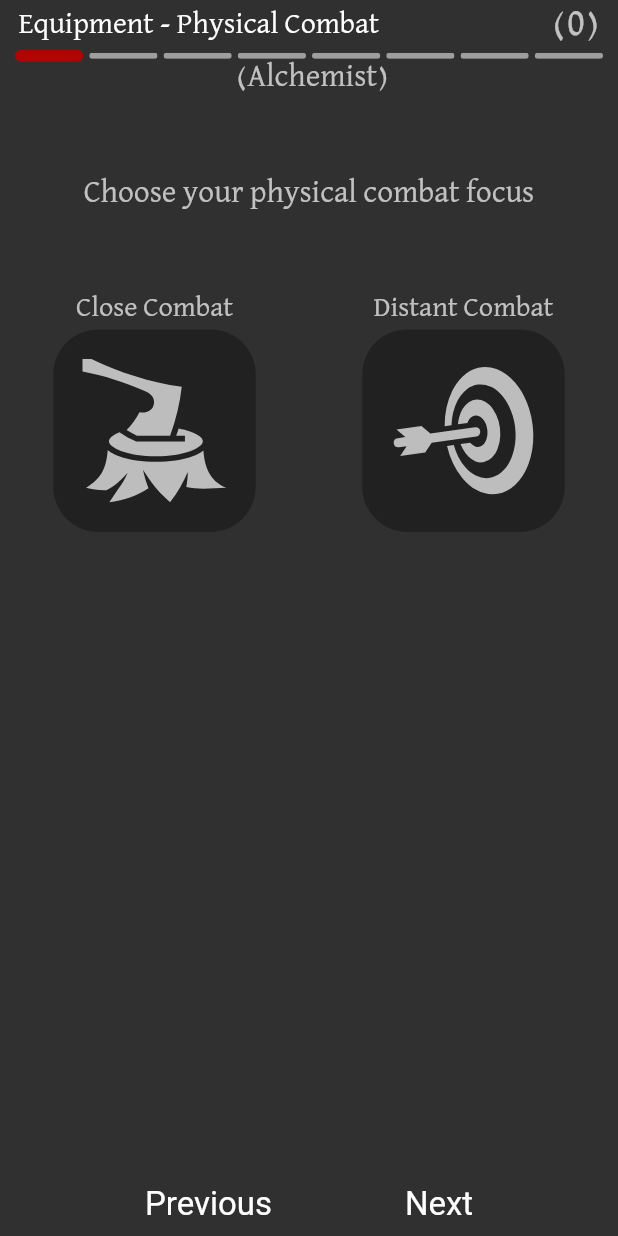
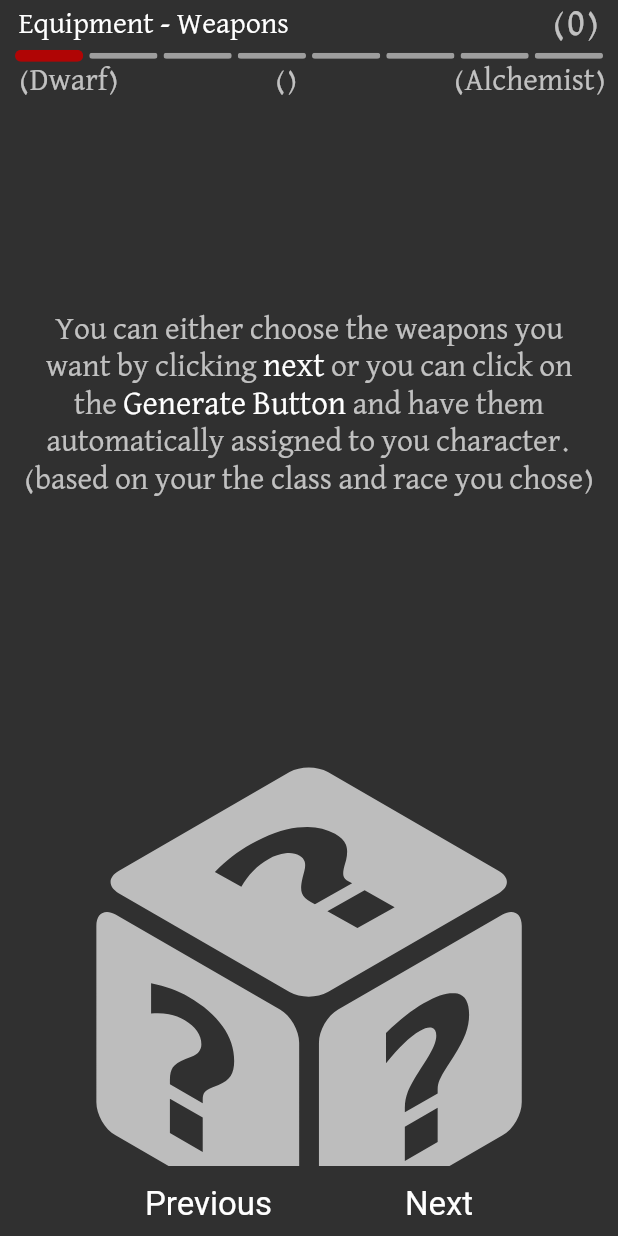
Before and after one commit to M-antunes/fantasy_name_generator, a Flutter app: the EquipDevelopMentPage screen opened directly with empty values, on a phone screen of 412 x 824 dp. Run offline on Flutter 3.47's test engine with Material 2 defaults, Android fonts, the phone set to English and light mode, and no system bars; drawn by our look-alikes of step_progress_indicator; our stand-ins replace flutter_svg, shared_preferences; missing offline and left inert: animated_button; accounts and stored records are empty.

Commit message:
getting emergency weapon to be chosen and fixing name generation problem

```diff
--- a/lib/models/equip_models/equip_model.dart
+++ b/lib/models/equip_models/equip_model.dart
@@ -7,11 +7,13 @@ import 'weapon_model.dart';
 class EquipModel {
   final WeaponModel? primaryWeapon;
   final WeaponModel? secondaryWeapon;
+  final WeaponModel? emergencyWeapon;
   final ArmourModel? armour;
   final ArmourModel? shield;
   EquipModel({
     this.primaryWeapon,
     this.secondaryWeapon,
+    this.emergencyWeapon,
     this.armour,
     this.shield,
   });
@@ -19,12 +21,14 @@ class EquipModel {
   EquipModel copyWith({
     WeaponModel? primaryWeapon,
     WeaponModel? secondaryWeapon,
+    WeaponModel? emergencyWeapon,
     ArmourModel? armour,
     ArmourModel? shield,
   }) {
     return EquipModel(
       primaryWeapon: primaryWeapon ?? this.primaryWeapon,
       secondaryWeapon: secondaryWeapon ?? this.secondaryWeapon,
+      emergencyWeapon: emergencyWeapon ?? this.emergencyWeapon,
       armour: armour ?? this.armour,
       shield: shield ?? this.shield,
     );
@@ -34,6 +38,7 @@ class EquipModel {
     return {
       'primaryWeapon': primaryWeapon?.toMap(),
       'secondaryWeapon': secondaryWeapon?.toMap(),
+      'emergencyWeapon': emergencyWeapon?.toMap(),
       'armour': armour?.toMap(),
       'shield': shield?.toMap(),
     };
@@ -47,6 +52,9 @@ class EquipModel {
       secondaryWeapon: map['secondaryWeapon'] != null
           ? WeaponModel.fromMap(map['secondaryWeapon'])
           : null,
+      emergencyWeapon: map['emergencyWeapon'] != null
+          ? WeaponModel.fromMap(map['emergencyWeapon'])
+          : null,
       armour: map['armour'] != null ? ArmourModel.fromMap(map['armour']) : null,
       shield: map['shield'] != null ? ArmourModel.fromMap(map['shield']) : null,
     );
@@ -59,7 +67,7 @@ class EquipModel {
 
   @override
   String toString() {
-    return 'EquipModel(primaryWeapon: $primaryWeapon, secondaryWeapon: $secondaryWeapon, armour: $armour, shield: $shield)';
+    return 'EquipModel(primaryWeapon: $primaryWeapon, secondaryWeapon: $secondaryWeapon, emergencyWeapon: $emergencyWeapon, armour: $armour, shield: $shield)';
   }
 
   @override
@@ -69,6 +77,7 @@ class EquipModel {
     return other is EquipModel &&
         other.primaryWeapon == primaryWeapon &&
         other.secondaryWeapon == secondaryWeapon &&
+        other.emergencyWeapon == emergencyWeapon &&
         other.armour == armour &&
         other.shield == shield;
   }
@@ -77,6 +86,7 @@ class EquipModel {
   int get hashCode {
     return primaryWeapon.hashCode ^
         secondaryWeapon.hashCode ^
+        emergencyWeapon.hashCode ^
         armour.hashCode ^
         shield.hashCode;
   }
--- a/lib/modules/main_screens/equip_development_page.dart
+++ b/lib/modules/main_screens/equip_development_page.dart
@@ -11,7 +11,7 @@ import 'package:fantasy_name_generator/shared/widgets/app_animated_button.dart';
 import 'package:fantasy_name_generator/shared/widgets/call_message_snackbar.dart';
 
 import '../../shared/themes/app_text_styles.dart';
-import '../selection_sections/equip_selection_section/physical_combat_focus.dart';
+import '../selection_sections/equip_selection_section/weapon_choice.dart';
 import '../selection_sections/equip_selection_section/weapon_choice_section.dart';
 import 'widgets/equip_selection_label.dart';
 
@@ -43,9 +43,7 @@ class _EquipDevelopMentPageState extends State<EquipDevelopMentPage> {
             EquipSelectionLabel(
                 char: char,
                 size: size,
-                label: state.creationStage == 1
-                    ? "Equipment - Physical Combat"
-                    : state.creationStage == 2
+                label: state.creationStage == 1 || state.creationStage == 2
                     ? "Equipment - Weapons"
                     : state.creationStage == 3
                         ? "Equipment - Shield"
@@ -61,12 +59,21 @@ class _EquipDevelopMentPageState extends State<EquipDevelopMentPage> {
             EquipProgressionBar(
               controller: state,
             ),
-            Center(
-              child: Text(" (${char.charClass.name})",
+            Padding(
+              padding: const EdgeInsets.symmetric(horizontal: 8, vertical: 3),
+              child: Row(
+                mainAxisAlignment: MainAxisAlignment.spaceBetween,
+                children: [
+                  Text(" (${char.charRace.name})",
                       style: AppTextStyle.subTextGreyPlusSize),
+                  Text(" (${char.charName.fullName})",
+                      style: AppTextStyle.subTextGreyPlusSize),
+                  Text(" (${char.charClass.name})",
+                      style: AppTextStyle.subTextGreyPlusSize),
+                ],
               ),
-            if (state.creationStage == 1)
-              PhysicalCombatFocus(char: char, ctrl: state),
+            ),
+            if (state.creationStage == 1) WeaponChoice(),
             if (state.creationStage == 2) WeaponChoiceSection(char: char),
           ],
         );
@@ -93,11 +100,19 @@ class _EquipDevelopMentPageState extends State<EquipDevelopMentPage> {
                     label: "Confirm",
                     onTap: () {
                       state.updateSecondaryweaponType();
+                    }),
+              if (state.creationStage == 2 &&
+                  state.tempEmergencyWeaponTypeForSwitching != null &&
+                  state.chosenEmergencyWeaponType == null)
+                AppAnimatedButton(
+                    label: "Confirm",
+                    onTap: () {
+                      state.updateEmergencyweaponType();
                       Timer(const Duration(milliseconds: 1300),
                           (() => state.updateShowResetButton()));
                     }),
               if (state.creationStage == 2 &&
-                  state.chosenSecondaryWeaponType != null &&
+                  state.chosenEmergencyWeaponType != null &&
                   state.showResetButton)
                 AppAnimatedButton(
                     label: "Reset", onTap: () => state.resetChoices()),
--- a/lib/modules/selection_sections/equip_selection_section/physical_combat_focus.dart
+++ /dev/null
@@ -1,95 +0,0 @@
-import 'package:fantasy_name_generator/shared/constants/phone_sizes.dart';
-import 'package:fantasy_name_generator/shared/themes/app_colors.dart';
-import 'package:flutter/material.dart';
-import 'package:flutter_svg/flutter_svg.dart';
-
-import 'package:fantasy_name_generator/controllers/equip_controller.dart';
-import 'package:fantasy_name_generator/models/char_model.dart';
-import 'package:fantasy_name_generator/shared/themes/app_text_styles.dart';
-
-class PhysicalCombatFocus extends StatelessWidget {
-  final CharModel char;
-  final EquipController ctrl;
-  const PhysicalCombatFocus({
-    Key? key,
-    required this.char,
-    required this.ctrl,
-  }) : super(key: key);
-
-  @override
-  Widget build(BuildContext context) {
-    final size = MediaQuery.of(context).size;
-
-    return Column(
-      children: [
-        SizedBox(height: size.height * 0.07),
-        Text("Choose your physical combat focus",
-            style: AppTextStyle.subTextGreyPlusSize),
-        SizedBox(height: size.height * 0.07),
-        GridView.builder(
-            gridDelegate: const SliverGridDelegateWithFixedCrossAxisCount(
-              childAspectRatio: 10 / 8,
-              crossAxisCount: 2,
-            ),
-            itemCount: 2,
-            shrinkWrap: true,
-            itemBuilder: (context, index) {
-              var combatStyle = ctrl.listOfClasses.fightingStyle[index];
-              return InkWell(
-                splashColor: Colors.transparent,
-                child: FightStyleChoice(
-                  fightStyle: combatStyle.key,
-                  pic: combatStyle.value.value,
-                  color: combatStyle.value.key == true
-                      ? AppColors.primary
-                      : Colors.white70,
-                ),
-                onTap: () => ctrl.switchCombatStyle(combatStyle),
-              );
-            })
-      ],
-    );
-  }
-}
-
-class FightStyleChoice extends StatelessWidget {
-  final String fightStyle;
-  final String pic;
-  final Color color;
-  const FightStyleChoice({
-    Key? key,
-    required this.fightStyle,
-    required this.pic,
-    required this.color,
-  }) : super(key: key);
-
-  @override
-  Widget build(BuildContext context) {
-    return SizedBox(
-      child: Column(
-        children: [
-          Text(
-            fightStyle,
-            style: AppTextStyle.weaponSelectedText,
-            textAlign: TextAlign.center,
-          ),
-          const SizedBox(height: 5),
-          Container(
-            padding: const EdgeInsets.symmetric(horizontal: 10),
-            margin: const EdgeInsets.symmetric(horizontal: 12),
-            decoration: BoxDecoration(
-              color: Colors.grey[900],
-              borderRadius: BorderRadius.circular(30),
-            ),
-            height: deviceWidth! < 400 ? 100 : 135,
-            width: deviceWidth! < 400 ? 100 : 135,
-            child: SvgPicture.asset(
-              pic,
-              color: color,
-            ),
-          ),
-        ],
-      ),
-    );
-  }
-}
--- /dev/null
+++ b/lib/modules/selection_sections/equip_selection_section/weapon_choice.dart
@@ -0,0 +1,46 @@
+import 'package:fantasy_name_generator/shared/constants/phone_sizes.dart';
+import 'package:fantasy_name_generator/shared/themes/app_text_styles.dart';
+import 'package:fantasy_name_generator/shared/widgets/app_generate_button.dart';
+import 'package:flutter/material.dart';
+
+class WeaponChoice extends StatelessWidget {
+  const WeaponChoice({Key? key}) : super(key: key);
+
+  @override
+  Widget build(BuildContext context) {
+    return Padding(
+      padding: const EdgeInsets.all(15),
+      child: Column(
+        children: [
+          SizedBox(height: deviceHeight! * 0.15),
+          RichText(
+            strutStyle: const StrutStyle(height: 1.8),
+            textAlign: TextAlign.center,
+            text: TextSpan(
+              style: AppTextStyle.subTextGreyPlusSize,
+              children: [
+                const TextSpan(
+                    text:
+                        "You can either choose the weapons you want by clicking "),
+                TextSpan(
+                    text: "next", style: AppTextStyle.subTextWhitePlusSize),
+                const TextSpan(text: " or you can click on the "),
+                TextSpan(
+                    text: "Generate Button ",
+                    style: AppTextStyle.subTextWhitePlusSize),
+                const TextSpan(
+                  text:
+                      "and have them automatically assigned to you character.\n(based on your the class and race you chose)",
+                ),
+              ],
+            ),
+          ),
+          SizedBox(height: deviceHeight! * 0.1),
+          AppGenerateButton(
+            onGenerate: () {},
+          ),
+        ],
+      ),
+    );
+  }
+}
--- a/lib/modules/selection_sections/equip_selection_section/widgets/weapon_label_division.dart
+++ b/lib/modules/selection_sections/equip_selection_section/widgets/weapon_label_division.dart
@@ -18,7 +18,7 @@ class WeaponLabelSection extends StatelessWidget {
   Widget build(BuildContext context) {
     return InkWell(
       splashColor:
-          ctrl.chosenSecondaryWeaponType != null ? Colors.transparent : null,
+          ctrl.chosenEmergencyWeaponType != null ? Colors.transparent : null,
       child: Stack(
         alignment: Alignment.center,
         children: [
@@ -35,7 +35,7 @@ class WeaponLabelSection extends StatelessWidget {
           ),
         ],
       ),
-      onTap: () => ctrl.chosenSecondaryWeaponType != null
+      onTap: () => ctrl.chosenEmergencyWeaponType != null
           ? null
           : ctrl.makeWeaponSegmentTrue(label),
     );
--- a/lib/shared/data/class_data.dart
+++ b/lib/shared/data/class_data.dart
@@ -1,5 +1,4 @@
 import 'package:fantasy_name_generator/models/class_model.dart';
-import 'package:fantasy_name_generator/models/key_value.model.dart';
 import 'package:fantasy_name_generator/models/level_model.dart';
 
 class ClassData {
@@ -323,15 +322,4 @@ class ClassData {
     LevelModel(level: 29, good: 18, bad: 10),
     LevelModel(level: 30, good: 19, bad: 11),
   ];
-
-  List<KeyValueModel> fightingStyle = [
-    KeyValueModel(
-        key: "Close Combat",
-        value: KeyValueModel(
-            key: false, value: "assets/images/weapon_types/close.svg")),
-    KeyValueModel(
-        key: "Distant Combat",
-        value: KeyValueModel(
-            key: false, value: "assets/images/weapon_types/bullseye.svg")),
-  ];
 }
--- a/lib/shared/data/race_data.dart
+++ b/lib/shared/data/race_data.dart
@@ -8,7 +8,7 @@ class RaceData {
       isSelected: true,
       height: KeyValueModel(key: 3, value: 9),
       age: 40,
-      weight: 150,
+      weight: 160,
       speed: 20,
       size: "Medium",
       traits: [
@@ -53,7 +53,7 @@ class RaceData {
       isSelected: false,
       height: KeyValueModel(key: 5, value: 3),
       age: 110,
-      weight: 110,
+      weight: 130,
       speed: 30,
       size: "Medium",
       traits: [
@@ -90,7 +90,7 @@ class RaceData {
       isSelected: false,
       height: KeyValueModel(key: 2, value: 10),
       age: 40,
-      weight: 40,
+      weight: 50,
       speed: 20,
       size: "Small",
       traits: [
@@ -135,7 +135,7 @@ class RaceData {
       isSelected: false,
       height: KeyValueModel(key: 2, value: 8),
       age: 20,
-      weight: 35,
+      weight: 45,
       speed: 20,
       size: "Small",
       traits: [
@@ -172,7 +172,7 @@ class RaceData {
       isSelected: false,
       height: KeyValueModel(key: 5, value: 3),
       age: 20,
-      weight: 120,
+      weight: 150,
       speed: 30,
       size: "Medium",
       traits: [
@@ -214,7 +214,7 @@ class RaceData {
       isSelected: false,
       height: KeyValueModel(key: 5, value: 2),
       age: 13,
-      weight: 150,
+      weight: 160,
       speed: 30,
       size: "Medium",
       traits: [
@@ -251,7 +251,7 @@ class RaceData {
       isSelected: false,
       height: KeyValueModel(key: 5, value: 0),
       age: 15,
-      weight: 120,
+      weight: 130,
       speed: 30,
       size: "Medium",
       traits: [
@@ -281,7 +281,7 @@ class RaceData {
       isSelected: false,
       height: KeyValueModel(key: 5, value: 3),
       age: 11,
-      weight: 180,
+      weight: 190,
       speed: 30,
       size: "Medium",
       traits: [
--- a/lib/shared/themes/app_text_styles.dart
+++ b/lib/shared/themes/app_text_styles.dart
@@ -202,10 +202,10 @@ class AppTextStyle {
     color: AppColors.primaryText,
     fontFamily: "David",
     fontSize: deviceWidth! < 350
-        ? 14
+        ? 12
         : deviceWidth! > 350 && deviceWidth! < 400
-            ? 16
-            : 19,
+            ? 14
+            : 16,
   );
   static final weaponCategoryText = TextStyle(
     fontWeight: FontWeight.w400,
--- a/lib/shared/widgets/app_generate_button.dart
+++ b/lib/shared/widgets/app_generate_button.dart
@@ -16,13 +16,16 @@ class AppGenerateButton extends StatelessWidget {
   @override
   Widget build(BuildContext context) {
     return AnimatedButton(
-        onPressed: onGenerate,
-        color: Colors.grey[900]!,
-        duration: 80,
-        width: deviceWidth! < 400 ? 62 : 72,
-        height: deviceWidth! < 400 ? 62 : 72,
-        child: icon ??
-            SvgPicture.asset("assets/images/dice-random.svg",
-                color: Colors.grey.shade400));
+      onPressed: onGenerate,
+      color: Colors.grey[900]!,
+      duration: 60,
+      width: deviceWidth! < 400 ? 62 : 72,
+      height: deviceWidth! < 400 ? 62 : 72,
+      child: icon ??
+          SvgPicture.asset(
+            "assets/images/dice-random.svg",
+            color: Colors.grey.shade400,
+          ),
+    );
   }
 }
```
Also changed, not shown: lib/controllers/char_controller.dart (+33 -32 lines), lib/controllers/equip_controller.dart (+26 -11 lines), lib/modules/selection_sections/equip_selection_section/weapon_choice_section.dart (+52 -21 lines), lib/modules/selection_sections/equip_selection_section/widgets/row_of_weapon_types.dart (+12 -4 lines). Lines whose indentation alone changed are shown as unchanged.
